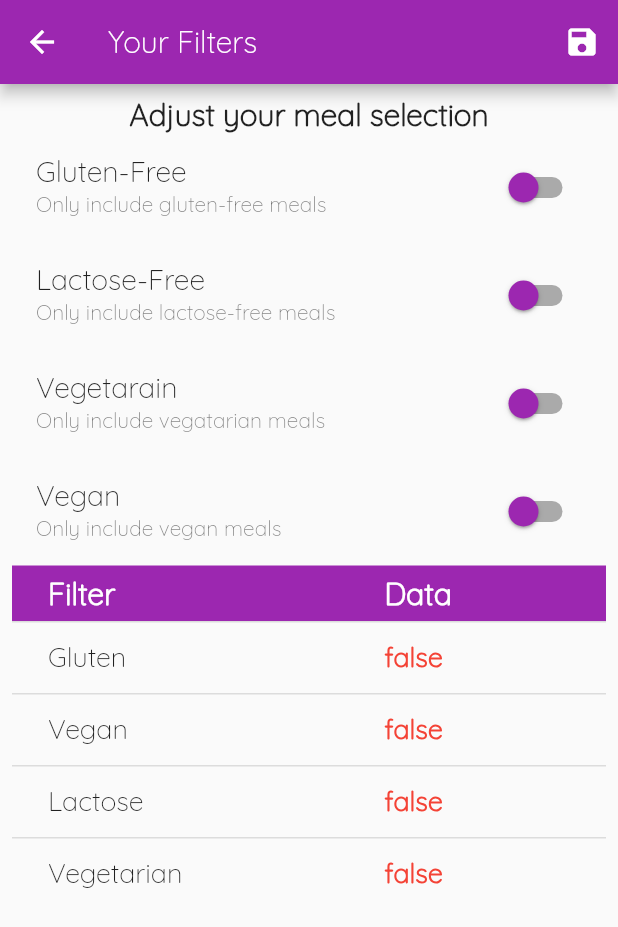
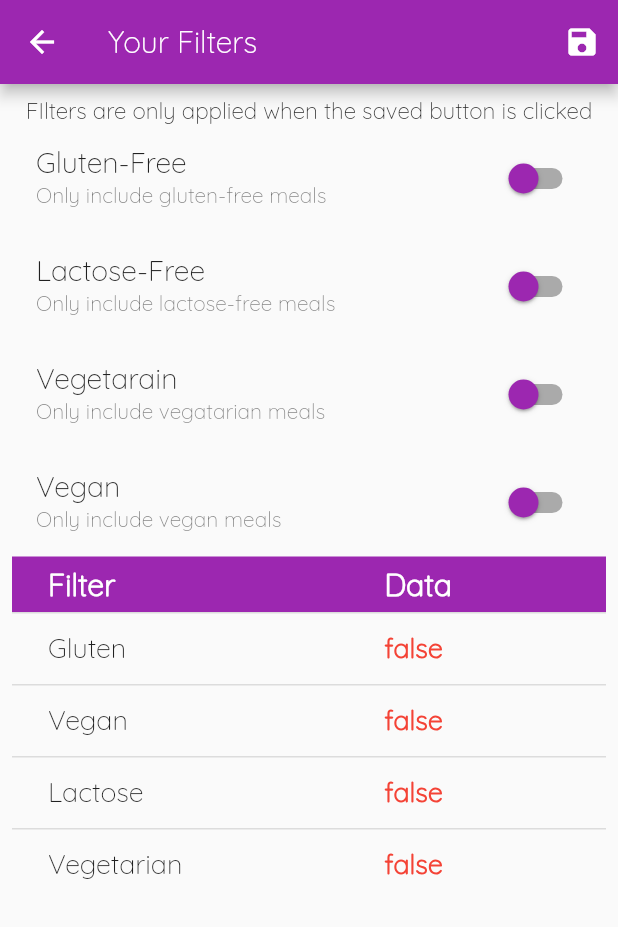
Before and after one commit to Atuoha/meal_recipes, a Flutter app: the FilterScreen screen opened by its route, on a phone screen of 412 x 824 dp. Shown: the top 927 px of the screen. Run offline on Flutter 3.47's test engine with Material 2 defaults, Android fonts, the phone set to English and light mode, and no system bars.

Commit message:
filter adjustments:

```diff
--- a/lib/screens/filters.dart
+++ b/lib/screens/filters.dart
@@ -102,10 +102,9 @@ class _FilterScreenState extends State<FilterScreen> {
           children: [
             const Center(
               child: Text(
-                'Adjust your meal selection',
+                'FIlters are only applied when the saved button is clicked',
                 style: TextStyle(
-                  fontSize: 20,
-                  fontWeight: FontWeight.bold,
+                  fontSize: 15,
                 ),
               ),
             ),
```
